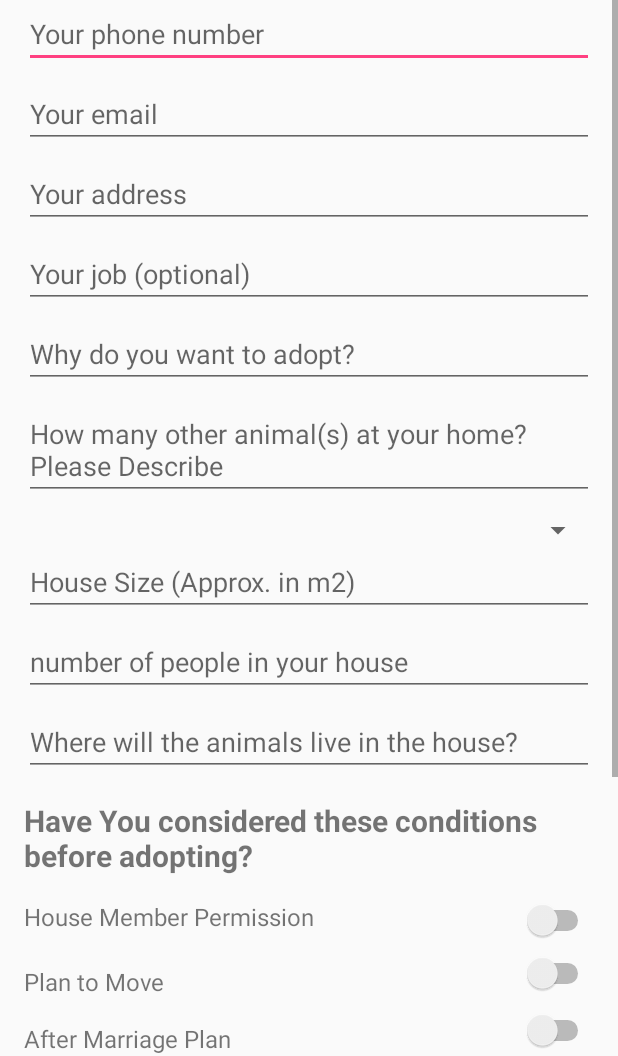
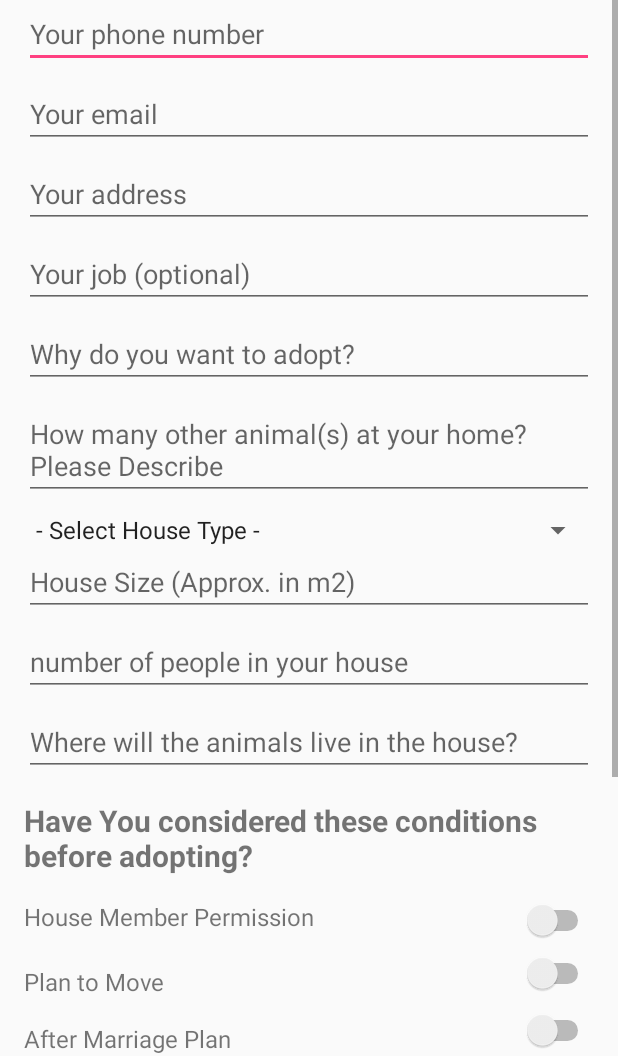
Before and after one commit to mfpfakhri/PRASIKU, an Android app: the UserAdoptionFormActivity screen opened directly, with no data from a screen before it, on a phone screen of 412 x 824 dp, the part 180-1236 px from its top. Run offline under Robolectric (Android 15) with nearby library versions, the phone set to English and light mode, and no system bars.

Commit message:
static spinner di sign up selesai. static spinner cat breeds selesai. static spinner cat adoption selesai. static spinner upload animal selesai. static spinner adoption form received | yang mau adopt selesai. next : Fragment di 1. Activity Home ---> Cat Breeds | Upload Animal | Adoption Form Received 2. Activity Cat Adoption ---> Find Cat | Find User

```diff
--- a/app/src/main/java/com/example/android/prasikuv11/UserAdoptionFormActivity.java
+++ b/app/src/main/java/com/example/android/prasikuv11/UserAdoptionFormActivity.java
@@ -1,7 +1,9 @@
 package com.example.android.prasikuv11;
 
+import android.os.Bundle;
 import android.support.v7.app.AppCompatActivity;
-import android.os.Bundle;
+import android.widget.ArrayAdapter;
+import android.widget.Spinner;
 
 public class UserAdoptionFormActivity extends AppCompatActivity {
 
@@ -9,5 +11,13 @@ public class UserAdoptionFormActivity extends AppCompatActivity {
     protected void onCreate(Bundle savedInstanceState) {
         super.onCreate(savedInstanceState);
         setContentView(R.layout.activity_user_adoption_form);
+
+        Spinner spinnerHouseType = (Spinner) findViewById(R.id.user_adoption_spinner_house_type);
+        // Create an ArrayAdapter using the string array and a default spinner layout
+        ArrayAdapter<CharSequence> userAdoptionHouseTypeAdapter = ArrayAdapter.createFromResource(this, R.array.house_type_spinner, android.R.layout.simple_spinner_item);
+        // Specify the layout to use when the list of choices appears
+        userAdoptionHouseTypeAdapter.setDropDownViewResource(android.R.layout.simple_spinner_dropdown_item);
+        // Apply the adapter to the spinner
+        spinnerHouseType.setAdapter(userAdoptionHouseTypeAdapter);
     }
 }
--- a/app/src/main/res/layout/activity_user_adoption_form.xml
+++ b/app/src/main/res/layout/activity_user_adoption_form.xml
@@ -62,9 +62,9 @@
             android:hint="@string/adoption_number_of_animal" />
 
         <Spinner
-            android:id="@+id/adoption_house_type_string"
+            android:id="@+id/user_adoption_spinner_house_type"
             android:layout_width="match_parent"
-            android:layout_height="wrap_content"></Spinner>
+            android:layout_height="wrap_content"/>
 
         <EditText
             android:id="@+id/adoption_house_size"
--- a/app/src/main/res/values/arrays_spinner.xml
+++ b/app/src/main/res/values/arrays_spinner.xml
@@ -1,6 +1,7 @@
 <?xml version="1.0" encoding="utf-8"?>
 <resources>
     <string-array name="province_spinner">
+        <item name = "default_null">- Select Province -</item>
         <item name = "nad">Nanggroe Aceh Darussalam</item>
         <item name = "sumatera_utara">Sumatera Utara</item>
         <item name = "sumatera_barat">Sumatera Barat</item>
@@ -37,6 +38,7 @@
         <item name = "papua">Papua</item>
     </string-array>
     <string-array name="city_spinner">
+        <item name = "default_null">- Select Your City -</item>
         <item name = "kep_seribu">Kabupaten Kepulauan Seribu</item>
         <item name = "jakarta_barat">Kota Jakarta Barat</item>
         <item name = "jakarta_pusat">Kota Jakarta Pusat</item>
@@ -45,6 +47,7 @@
         <item name = "jakarta_utara">Kota Jakarta Utara</item>
     </string-array>
     <string-array name="reason_spinner">
+        <item name = "default_null">- Choose The Reason -</item>
         <item name = "stray">Stray</item>
         <item name = "abandoned">Abandoned</item>
         <item name = "abused">Abused</item>
@@ -54,6 +57,15 @@
         <item name = "financial">Financial</item>
         <item name = "medical_problem">Medical Problem</item>
         <item name = "others">Others</item>
+    </string-array>
+    <string-array name="house_type_spinner">
+        <item name = "default_null">- Select House Type -</item>
+        <item name = "stray">Home</item>
+        <item name = "abandoned">Rent</item>
+        <item name = "abused">Boarding House</item>
+        <item name = "owner_dead">Apartement/ Condotel</item>
+        <item name = "owner_give_up">Warehouse</item>
+        <item name = "house_moving">Others</item>
     </string-array>
     <string-array name="cat_breeds_spinner">
         <item name = "abyssinian">Abyssinian</item>
--- a/app/src/main/res/values/strings.xml
+++ b/app/src/main/res/values/strings.xml
@@ -75,8 +75,6 @@
     <string name="adoption_animal_live">Where will the animals live in the house?</string>
     <!-- String name for Cat Condition in Adoption Form [CHAR LIMIT=20] -->
     <string name="adoption_conditions">Have You considered these conditions before adopting?</string>
-    <!-- String name for House Type in Adoption Form [CHAR LIMIT=20] -->
-    <string name="adoption_house_type_string">house type</string>
     <!-- String name for House Member Permission in Adoption Form [CHAR LIMIT=20] -->
     <string name="adoption_house_member_permission_switch_text">House Member Permission</string>
     <!-- String name for Plan to Move in Adoption Form [CHAR LIMIT=20] -->
```
